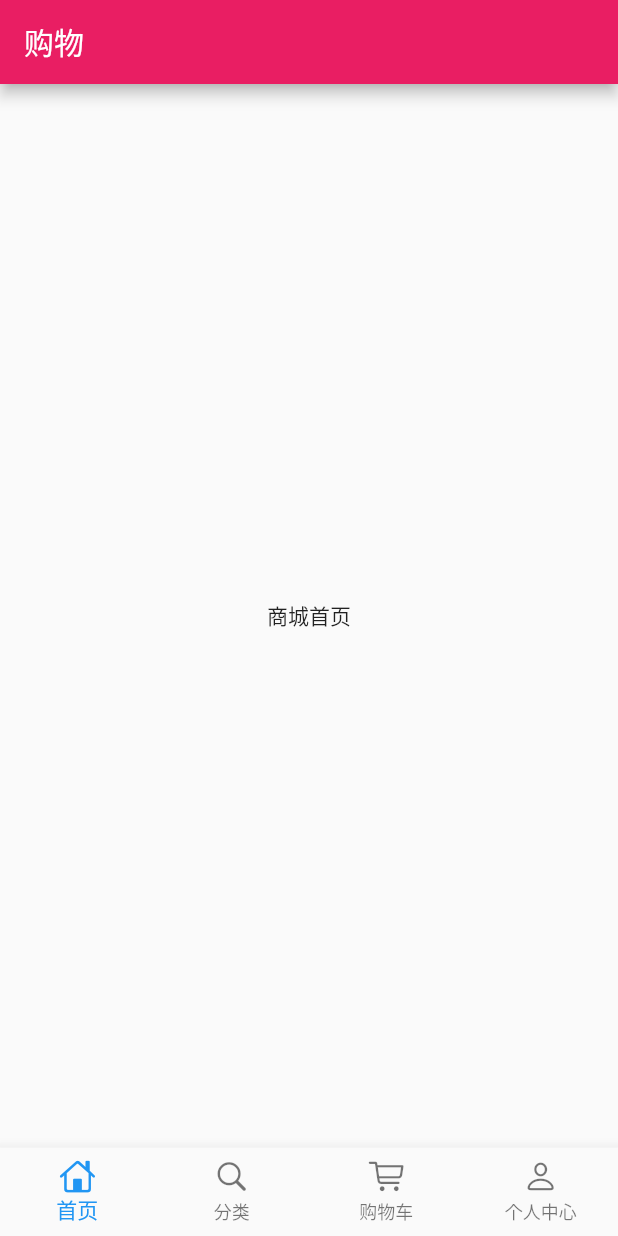
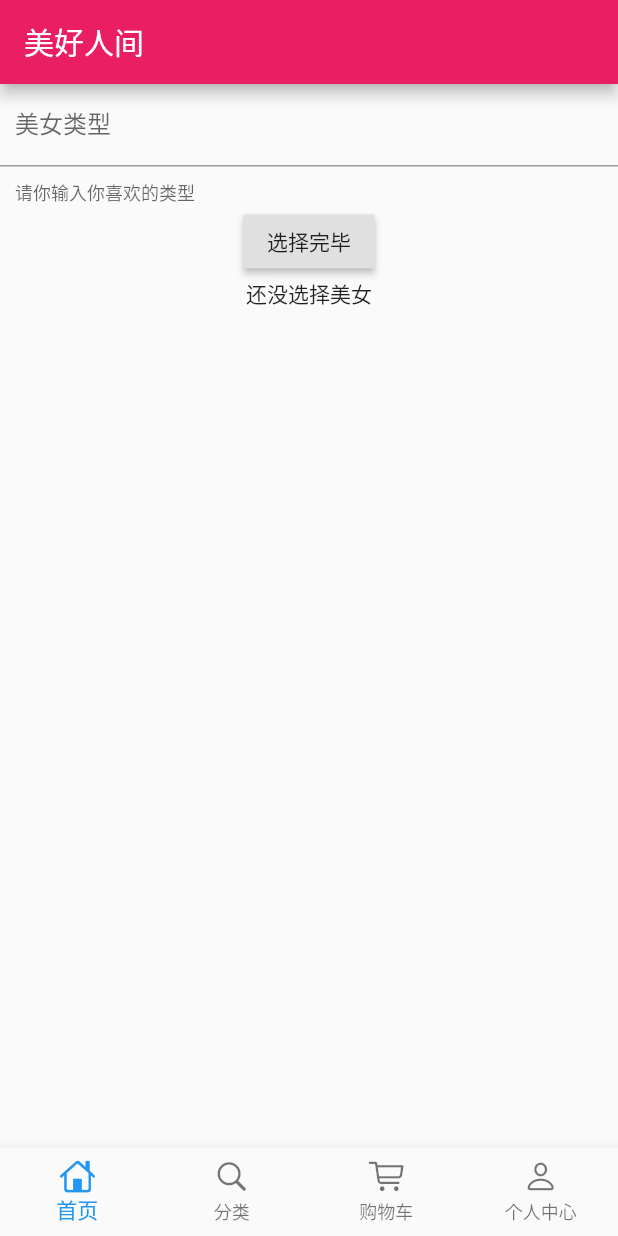
Before and after one commit to coprizepiyo/f_shop, a Flutter app: the screen it shows after launch, on a phone screen of 412 x 824 dp. Run offline on Flutter 3.47's test engine with Material 2 defaults, Android fonts, the phone set to English and light mode, and no system bars; our stand-ins replace dio.

Commit message:
feat: pratice

```diff
--- a/lib/pages/home_page.dart
+++ b/lib/pages/home_page.dart
@@ -1,26 +1,129 @@
 import 'package:flutter/material.dart';
 import 'package:dio/dio.dart';
 
-class HomePage extends StatelessWidget {
+class HomePage extends StatefulWidget {
+  @override
+  _HomePageState createState() => _HomePageState();
+}
+
+class _HomePageState extends State<HomePage> {
+ TextEditingController typeController =TextEditingController();
+  var defaultText = '还没选择美女';
+
   @override
   Widget build(BuildContext context) {
-    getHttp();
     return Scaffold(
-      body:Center(
-        child: Text('商城首页'),
+      appBar: AppBar(
+        title: Text('美好人间'),
+      ),
+      body:Container(
+        child: Column(
+          children: <Widget>[
+            TextField(
+              controller: typeController,
+              decoration: InputDecoration(
+                contentPadding: EdgeInsets.all(10.0),
+                labelText: '美女类型',
+                helperText: '请你输入你喜欢的类型'
+              ),
+              // autofocus: false,
+            ),
+            RaisedButton(
+              onPressed: (){
+                print('开始选择你喜欢的类型。。。。。。。');
+                var typeText = typeController.text.toString().trim();
+                if(typeText == ''){
+                  showDialog(
+                    context: context,
+                    builder: (context) => AlertDialog(title: Text('美女类型不能为空'),)
+                  );
+                } else {
+                  _getHttp(typeText).then(
+                    (val){
+                      setState((){
+                        print(val);
+                        defaultText = val['name'];
+                      });
+                    }
+                  );
+                }
+              },
+              child: Text('选择完毕'),
+            ),
+            Text(
+              defaultText,
+              overflow: TextOverflow.ellipsis,
+              maxLines: 1,
+            )
+          ],
+        ),
       )
     );
-  }
+}
 
-  void getHttp()async{
+// class HomePage extends StatelessWidget {
+//   TextEditingController typeController =TextEditingController();
+//   var defaultText = '还没选择美女';
+
+//   @override
+//   Widget build(BuildContext context) {
+//     return Scaffold(
+//       appBar: AppBar(
+//         title: Text('美好人间'),
+//       ),
+//       body:Container(
+//         child: Column(
+//           children: <Widget>[
+//             TextField(
+//               controller: typeController,
+//               decoration: InputDecoration(
+//                 contentPadding: EdgeInsets.all(10.0),
+//                 labelText: '美女类型',
+//                 helperText: '请你输入你喜欢的类型'
+//               ),
+//               // autofocus: false,
+//             ),
+//             RaisedButton(
+//               onPressed: (){
+//                 print('开始选择你喜欢的类型。。。。。。。');
+//                 var typeText = typeController.text.toString().trim();
+//                 if(typeText == ''){
+//                   showDialog(
+//                     context: context,
+//                     builder: (context) => AlertDialog(title: Text('美女类型不能为空'),)
+//                   );
+//                 } else {
+//                   _getHttp(typeText).then(
+//                     (val){
+//                       setState((){
+//                         defaultText = val;
+//                       });
+//                     }
+//                   );
+//                 }
+//               },
+//               child: Text('选择完毕'),
+//             ),
+//             Text(
+//               defaultText,
+//               overflow: TextOverflow.ellipsis,
+//               maxLines: 1,
+//             )
+//           ],
+//         ),
+//       )
+//     );
+//   }
+
+  Future _getHttp(String typeText)async{
     try{
       Response response;
-      var data={'name':'Piyo'};
+      var data={'name': typeText};
       response = await Dio().get(
-        "https://www.easy-mock.com/mock/5c60131a4bed3a6342711498/baixing/dabaojian?name=大胸美女",
-        // queryParameters: data
+        "https://www.easy-mock.com/mock/5c60131a4bed3a6342711498/baixing/dabaojian",
+        queryParameters: data
       );
-      return print(response.data['data']);
+      return response.data['data'];
     }catch(e){
       return print(e);
     }
--- a/lib/pages/index_page.dart
+++ b/lib/pages/index_page.dart
@@ -49,9 +49,7 @@ class _IndexPageState extends State<IndexPage> {
   Widget build(BuildContext context) {
     return Scaffold(
       backgroundColor: Color.fromRGBO(245, 245, 245, 1.0),
-      appBar: AppBar(
-        title: Text('购物'),
-      ),
+
       body: currentPage,
       bottomNavigationBar: BottomNavigationBar(
         type: BottomNavigationBarType.fixed,
```
